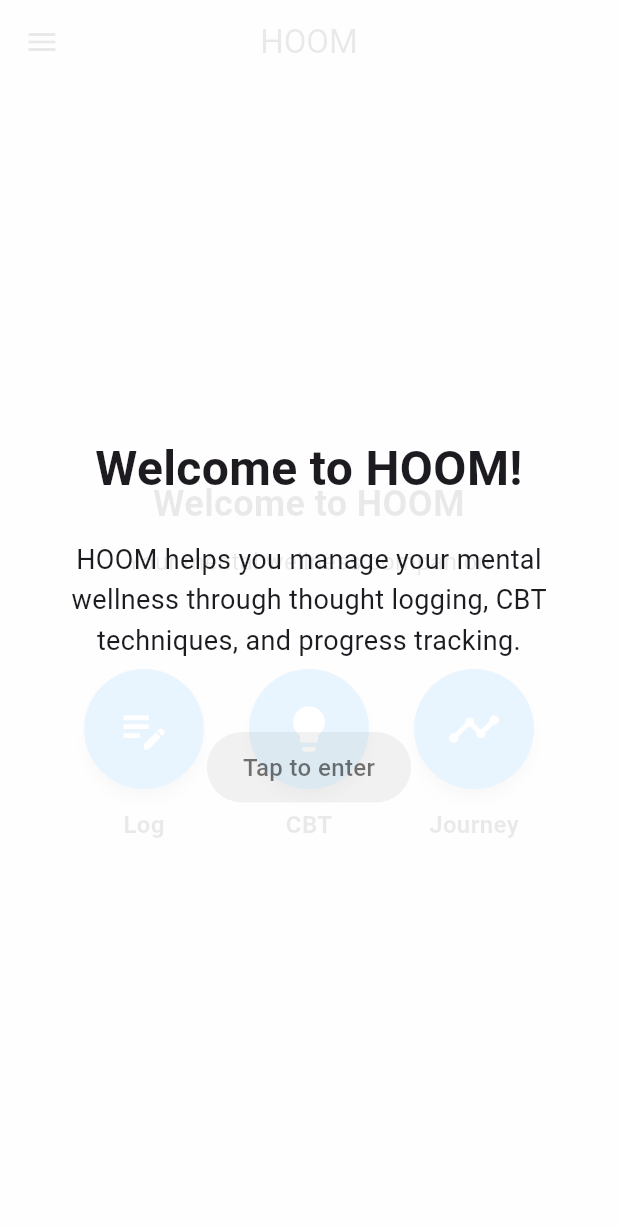
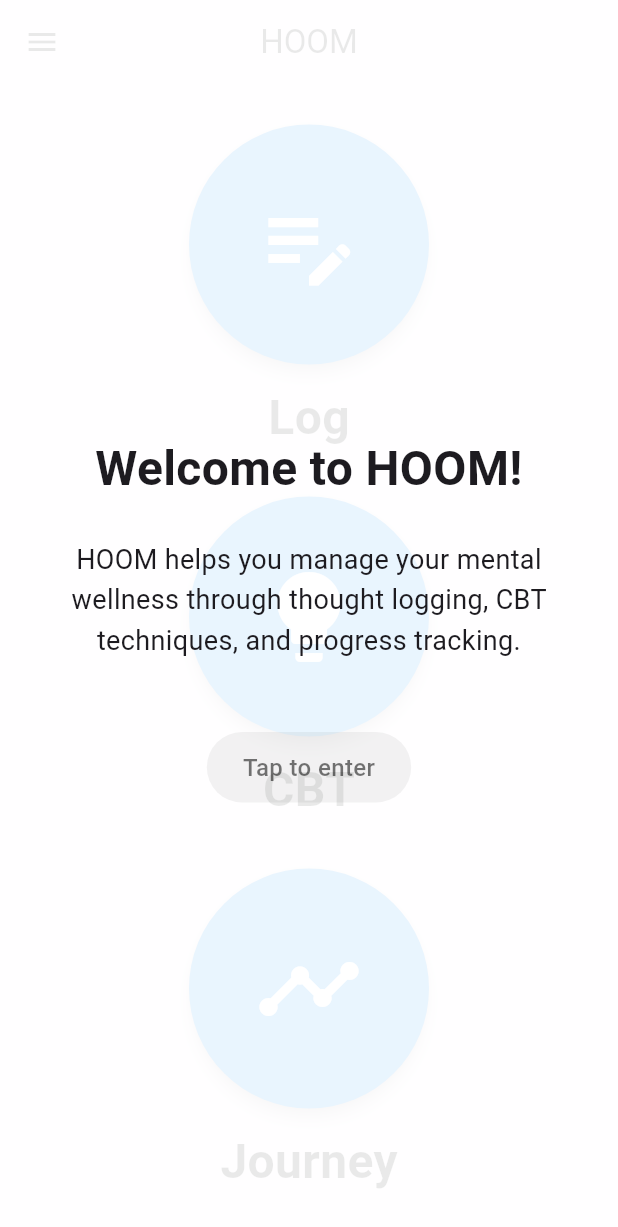
Before and after one commit to WillGasser/FlutterApp, a Flutter app: the screen it shows after launch, after a tap on "Continue as Guest", on a phone screen of 412 x 824 dp. Shown: the top 1227 px of the screen. Run offline on Flutter 3.47's test engine with Material 3 defaults, Android fonts, the phone set to English and light mode, and no system bars; drawn by our look-alikes of flutter_animate; our stand-ins replace cloud_firestore, firebase_auth, firebase_core, shared_preferences; accounts and stored records are empty.

Commit message:
animation and welcome

```diff
--- a/health_app/lib/home_page.dart
+++ b/health_app/lib/home_page.dart
@@ -1,5 +1,7 @@
 import 'package:flutter/material.dart';
+import 'package:flutter_animate/flutter_animate.dart';
 import 'package:provider/provider.dart';
+import 'package:shared_preferences/shared_preferences.dart';
 import './theme.dart';
 import 'sidebar.dart';
 import 'screens/thought_log.dart';
@@ -8,7 +10,9 @@ import 'screens/my_journey/my_journey_screen.dart';
 import './welcome_overlay.dart';
 
 class HomePage extends StatefulWidget {
-  const HomePage({Key? key}) : super(key: key);
+  final bool isNewLogin;
+
+  const HomePage({Key? key, required this.isNewLogin}) : super(key: key);
 
   @override
   State<HomePage> createState() => _HomePageState();
@@ -16,35 +20,32 @@ class HomePage extends StatefulWidget {
 
 class _HomePageState extends State<HomePage> {
   bool _isLoading = true;
+  bool _showWelcome = false;
 
   @override
   void initState() {
     super.initState();
-
-    // Initialize and then show welcome
     _initializeApp();
   }
 
-  // Safe initialization sequence
   Future<void> _initializeApp() async {
     try {
-      // Ensure the widget is still mounted
       if (!mounted) return;
+      await Future.delayed(const Duration(milliseconds: 100));
 
-      // Allow the app to render first
-      await Future.delayed(const Duration(milliseconds: 100));
+      if (widget.isNewLogin) {
+        _showWelcome = true;
+      }
 
       setState(() {
         _isLoading = false;
       });
 
-      // Show welcome message after app has rendered
-      if (mounted) {
+      if (mounted && _showWelcome) {
         await WelcomeManager.showWelcomeIfNeeded(context);
       }
     } catch (e) {
       print('Error initializing app: $e');
-      // Ensure we're not stuck in loading state
       if (mounted) {
         setState(() {
           _isLoading = false;
@@ -58,7 +59,6 @@ class _HomePageState extends State<HomePage> {
     final themeProvider = Provider.of<ThemeProvider>(context);
     final isDark = themeProvider.isDarkMode;
 
-    // Define colors based on theme
     final primaryColor = isDark ? Colors.tealAccent : Colors.blue;
     final secondaryColor = isDark ? const Color(0xFF2A2D3E) : Colors.white;
     final textColor = isDark ? Colors.white : Colors.black87;
@@ -66,9 +66,7 @@ class _HomePageState extends State<HomePage> {
     if (_isLoading) {
       return Scaffold(
         body: Center(
-          child: CircularProgressIndicator(
-            color: primaryColor,
-          ),
+          child: CircularProgressIndicator(color: primaryColor),
         ),
       );
     }
@@ -83,28 +81,10 @@ class _HomePageState extends State<HomePage> {
         child: Column(
           mainAxisAlignment: MainAxisAlignment.center,
           children: [
-            const Text(
-              'Welcome to HOOM',
-              style: TextStyle(
-                fontSize: 24,
-                fontWeight: FontWeight.bold,
-              ),
-              textAlign: TextAlign.center,
-            ),
-            const SizedBox(height: 10),
-            const Text(
-              'Your mental wellness companion',
-              style: TextStyle(fontSize: 16),
-              textAlign: TextAlign.center,
-            ),
-            const SizedBox(height: 60),
-
-            // Circular buttons in a row
-            Row(
+            Column(
               mainAxisAlignment: MainAxisAlignment.center,
               children: [
-                // Thought Log button
-                _buildCircleButton(
+                _buildAnimatedCircleButton(
                   context,
                   Icons.edit_note,
                   'Log',
@@ -116,12 +96,10 @@ class _HomePageState extends State<HomePage> {
                     MaterialPageRoute(
                         builder: (context) => const ThoughtLogScreen()),
                   ),
+                  0, // First button animation delay
                 ),
-
-                const SizedBox(width: 30),
-
-                // CBT Training button
-                _buildCircleButton(
+                const SizedBox(height: 30),
+                _buildAnimatedCircleButton(
                   context,
                   Icons.lightbulb,
                   'CBT',
@@ -132,12 +110,10 @@ class _HomePageState extends State<HomePage> {
                     context,
                     MaterialPageRoute(builder: (context) => const CBTScreen()),
                   ),
+                  300, // Second button animation delay
                 ),
-
-                const SizedBox(width: 30),
-
-                // Journey button
-                _buildCircleButton(
+                const SizedBox(height: 30),
+                _buildAnimatedCircleButton(
                   context,
                   Icons.timeline,
                   'Journey',
@@ -149,16 +125,20 @@ class _HomePageState extends State<HomePage> {
                     MaterialPageRoute(
                         builder: (context) => const MyJourneyScreen()),
                   ),
+                  600, // Third button animation delay
                 ),
               ],
             ),
           ],
-        ),
+        )
+            .animate()
+            .fade(duration: 600.ms) // Fade in effect
+            .slideY(begin: 0.1, end: 0, duration: 800.ms), // Slide up effect
       ),
     );
   }
 
-  Widget _buildCircleButton(
+  Widget _buildAnimatedCircleButton(
     BuildContext context,
     IconData icon,
     String label,
@@ -166,10 +146,10 @@ class _HomePageState extends State<HomePage> {
     Color secondaryColor,
     Color textColor,
     VoidCallback onPressed,
+    int delay,
   ) {
     return Column(
       children: [
-        // Circle button
         Material(
           color: primaryColor,
           shape: const CircleBorder(),
@@ -178,32 +158,25 @@ class _HomePageState extends State<HomePage> {
             onTap: onPressed,
             customBorder: const CircleBorder(),
             child: Container(
-              width: 80,
-              height: 80,
-              decoration: const BoxDecoration(
-                shape: BoxShape.circle,
-              ),
+              width: 160,
+              height: 160,
+              decoration: const BoxDecoration(shape: BoxShape.circle),
               child: Center(
-                child: Icon(
-                  icon,
-                  size: 36,
-                  color: Colors.white,
-                ),
+                child: Icon(icon, size: 72, color: Colors.white),
               ),
             ),
           ),
         ),
         const SizedBox(height: 12),
-        // Label text
         Text(
           label,
-          style: TextStyle(
-            fontSize: 16,
-            color: textColor,
-            fontWeight: FontWeight.bold,
-          ),
+          style: TextStyle(fontSize: 32, color: textColor, fontWeight: FontWeight.bold),
         ),
       ],
-    );
+    )
+        .animate()
+        .fade(duration: 500.ms, delay: delay.ms) // Fade in with delay
+        .slideY(begin: 0.3, end: 0, duration: 600.ms, delay: delay.ms) // Slide up
+        .scaleXY(begin: 0.7, end: 1.0, duration: 500.ms, curve: Curves.bounceOut); // Bounce effect
   }
 }
--- a/health_app/lib/main.dart
+++ b/health_app/lib/main.dart
@@ -1,6 +1,7 @@
 import 'package:firebase_core/firebase_core.dart';
 import 'package:flutter/material.dart';
 import 'package:firebase_auth/firebase_auth.dart';
+import 'package:shared_preferences/shared_preferences.dart';
 import 'package:provider/provider.dart';
 import './firebase_options.dart';
 import './screens/create_account_screen.dart';
@@ -33,8 +34,6 @@ class HoomApp extends StatelessWidget {
       title: 'HOOM',
       theme: themeProvider.isDarkMode ? ThemeData.dark() : ThemeData.light(),
       routes: {
-        // Remove the '/' route
-        '/home': (context) => const HomePage(),
         '/login': (context) => const LoginScreen(),
         '/create-account': (context) => const CreateAccountScreen(),
       },
@@ -44,8 +43,37 @@ class HoomApp extends StatelessWidget {
   }
 }
 
-class AuthWrapper extends StatelessWidget {
+class AuthWrapper extends StatefulWidget {
   const AuthWrapper({Key? key}) : super(key: key);
+
+  @override
+  State<AuthWrapper> createState() => _AuthWrapperState();
+}
+
+class _AuthWrapperState extends State<AuthWrapper> {
+  bool _isNewLogin = false;
+
+  @override
+  void initState() {
+    super.initState();
+    _checkAuthEvent();
+  }
+
+  Future<void> _checkAuthEvent() async {
+    SharedPreferences prefs = await SharedPreferences.getInstance();
+
+    // Check if the user is being manually authenticated (not auto login)
+    bool isNewLogin = prefs.getBool('isNewLogin') ?? false;
+
+    if (isNewLogin) {
+      setState(() {
+        _isNewLogin = true;
+      });
+
+      // Reset flag after first use so next launches don’t show welcome
+      await prefs.setBool('isNewLogin', false);
+    }
+  }
 
   @override
   Widget build(BuildContext context) {
@@ -59,7 +87,16 @@ class AuthWrapper extends StatelessWidget {
         }
 
         final user = snapshot.data;
-        return user == null ? const CreateAccountScreen() : const HomePage();
+
+        if (user == null) {
+          // User is signing in → Mark this as a new login event
+          SharedPreferences.getInstance().then((prefs) {
+            prefs.setBool('isNewLogin', true);
+          });
+          return const CreateAccountScreen();
+        }
+
+        return HomePage(isNewLogin: _isNewLogin);
       },
     );
   }
--- a/health_app/lib/screens/create_account_screen.dart
+++ b/health_app/lib/screens/create_account_screen.dart
@@ -77,7 +77,7 @@ class _CreateAccountScreenState extends State<CreateAccountScreen> {
         // Navigate to home page
         Navigator.pushReplacement(
           context,
-          MaterialPageRoute(builder: (context) => const HomePage()),
+          MaterialPageRoute(builder: (context) => const HomePage(isNewLogin:true)),
         );
       }
     } catch (e) {
@@ -115,7 +115,7 @@ class _CreateAccountScreenState extends State<CreateAccountScreen> {
   void _handleGuestLogin() {
     Navigator.pushReplacement(
       context,
-      MaterialPageRoute(builder: (context) => const HomePage()),
+      MaterialPageRoute(builder: (context) => const HomePage(isNewLogin: true)),
     );
   }
 
--- a/health_app/lib/screens/login_screen.dart
+++ b/health_app/lib/screens/login_screen.dart
@@ -52,7 +52,7 @@ class _LoginScreenState extends State<LoginScreen> {
         // If sign in is successful, navigate to the HomePage.
         Navigator.pushReplacement(
           context,
-          MaterialPageRoute(builder: (context) => const HomePage()),
+          MaterialPageRoute(builder: (context) => const HomePage(isNewLogin: true)),
         );
       } else {
         // If user is null, sign in failed.
@@ -74,7 +74,7 @@ class _LoginScreenState extends State<LoginScreen> {
   void _handleGuestLogin() {
     Navigator.pushReplacement(
       context,
-      MaterialPageRoute(builder: (context) => const HomePage()),
+      MaterialPageRoute(builder: (context) => const HomePage(isNewLogin: true)),
     );
   }
 
--- a/health_app/pubspec.yaml
+++ b/health_app/pubspec.yaml
@@ -40,6 +40,7 @@ dependencies:
   shared_preferences: ^2.2.2
   intl: ^0.18.0
   provider: ^6.1.2
+  flutter_animate: ^4.5.0
 
 dev_dependencies:
   flutter_test:
```
Also changed, not shown: health_app/lib/screens/my_journey/my_journey_screen.dart (line endings or trailing spaces), health_app/lib/sidebar.dart (line endings or trailing spaces), health_app/pubspec.lock, 2 other files.
